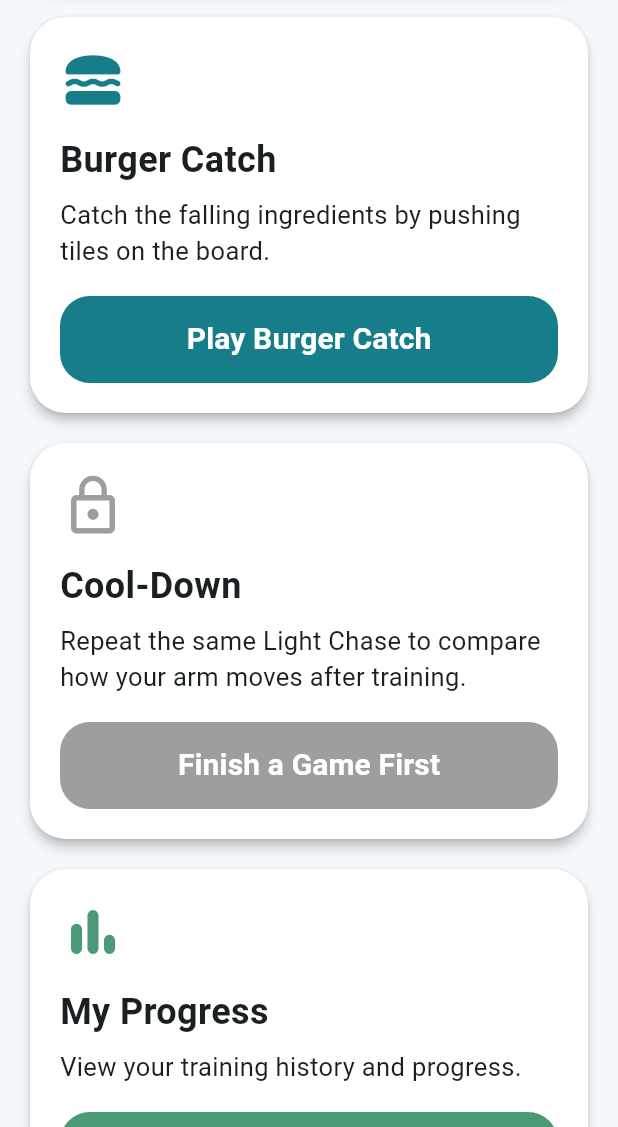
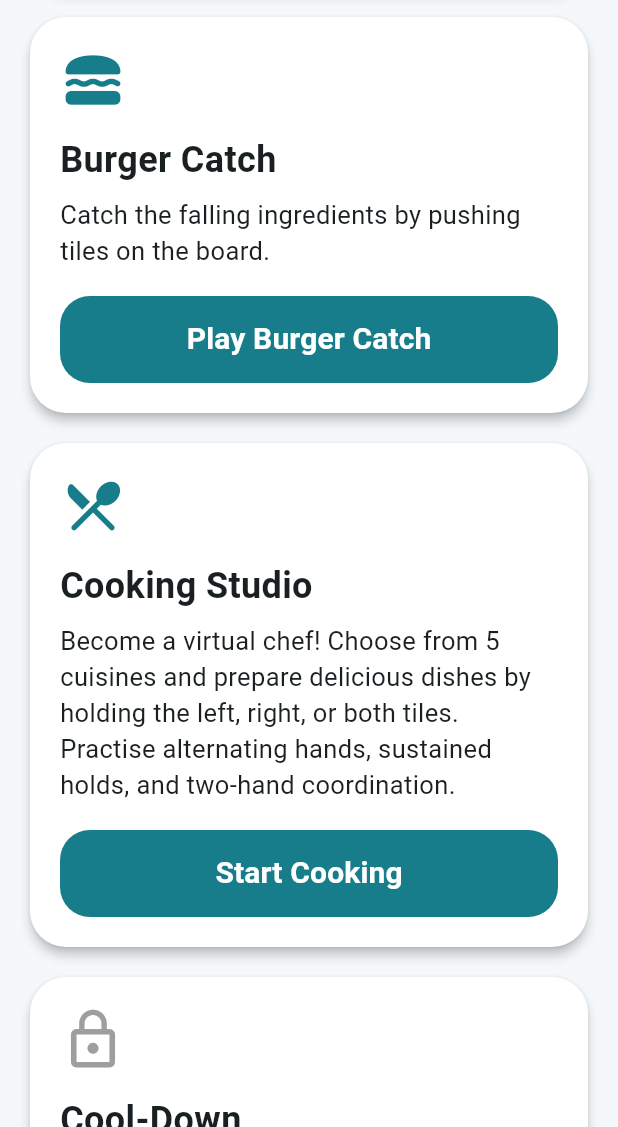
Before and after one commit to KahYing-KY/MDD-PushTile-Flutter, a Flutter app: the screen it shows after launch, scrolled down 2304 dp, on a phone screen of 412 x 824 dp, the part 109-1236 px from its top. Run offline on Flutter 3.47's test engine with Material 3 defaults, Android fonts, the phone set to English and light mode, and no system bars; our stand-ins replace supabase_flutter; accounts and stored records are empty.

Commit message:
Update home_screen.dart

```diff
--- a/lib/screens/home_screen.dart
+++ b/lib/screens/home_screen.dart
@@ -9,6 +9,7 @@ import 'progress_screen.dart';
 import 'burger_catch_screen.dart';
 import 'two_tile_game_rhythm.dart';
 import 'cutting_game.dart';
+import 'cooking_studio_screen.dart';
 
 class HomeScreen extends StatefulWidget {
   const HomeScreen({super.key});
@@ -154,6 +155,17 @@ class _HomeScreenState extends State<HomeScreen> {
                   onPressed: () => _go(const TwoTileKitchenCutterScreen()),
                 ),
                 ActionCard(
+                  icon: Icons.restaurant_menu_rounded,
+                  color: kTeal,
+                  title: 'Cooking Studio',
+                  description:
+                      'Become a virtual chef! Choose from 5 cuisines and prepare '
+                      'delicious dishes by holding the left, right, or both tiles. '
+                      'Practise alternating hands, sustained holds, and two-hand coordination.',
+                  buttonLabel: 'Start Cooking',
+                  onPressed: () => _go(const CookingStudioScreen()),
+                ),
+                ActionCard(
                   icon: Icons.flash_on_rounded,
                   color: kBlue,
                   locked: !(warmUpDone && trainingStarted),
```
